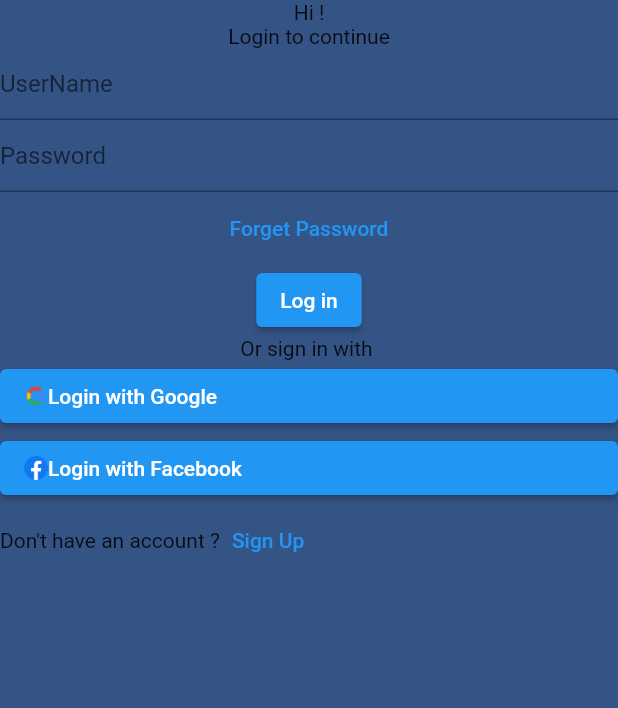
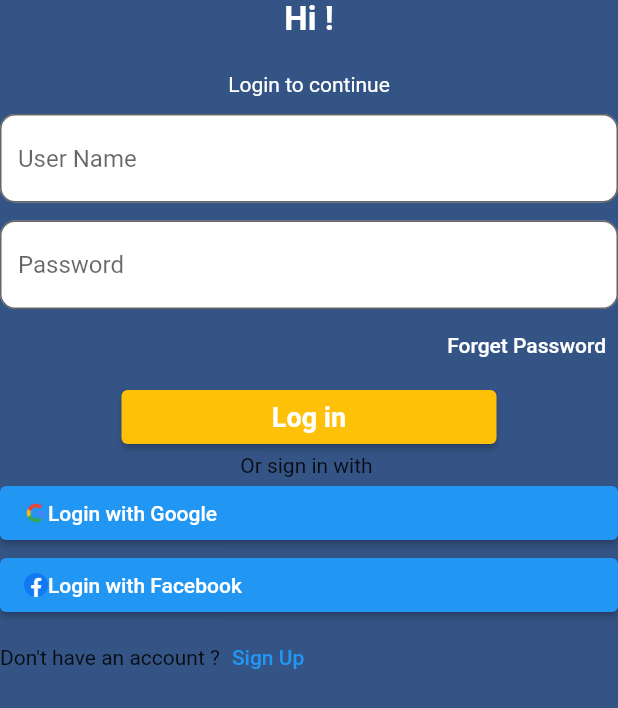
Before and after one commit to MaheelLakshan/social_media, a Flutter app: the screen it shows after launch, on a phone screen of 412 x 824 dp. Shown: the top 708 px of the screen. Run offline on Flutter 3.47's test engine with Material 2 defaults, Android fonts, the phone set to English and light mode, and no system bars.

Commit message:
input field and button styled in loggin page

```diff
--- /dev/null
+++ b/social_media/lib/login_page.dart
@@ -0,0 +1,125 @@
+import 'package:flutter/material.dart';
+
+class LoginPage extends StatelessWidget {
+  const LoginPage({super.key});
+
+  @override
+  Widget build(BuildContext context) {
+    return Scaffold(
+      backgroundColor: Color.fromARGB(255, 53, 84, 134),
+      body: Column(
+        children: [
+          const Text(
+            'Hi !',
+            style: TextStyle(
+              color: Colors.white,
+              fontSize: 22,
+              fontWeight: FontWeight.bold,
+            ),
+          ),
+          const SizedBox(
+            height: 22,
+          ),
+          const Text(
+            'Login to continue',
+            style: TextStyle(color: Colors.white),
+          ),
+          const SizedBox(
+            height: 12,
+          ),
+          const TextField(
+            decoration: InputDecoration(
+              hintText: 'User Name',
+              border: OutlineInputBorder(
+                  borderRadius: BorderRadius.all(Radius.circular(10))),
+              filled: true,
+              fillColor: Colors.white,
+            ),
+          ),
+          const SizedBox(
+            height: 12,
+          ),
+          const TextField(
+            decoration: InputDecoration(
+              hintText: 'Password',
+              border: OutlineInputBorder(
+                  borderRadius: BorderRadius.all(Radius.circular(10))),
+              filled: true,
+              fillColor: Colors.white,
+            ),
+          ),
+          Align(
+            alignment: Alignment.centerRight,
+            child: TextButton(
+                onPressed: () {
+                  // ignore: avoid_print
+                  print('Forget is Clicked');
+                },
+                style: TextButton.styleFrom(
+                  foregroundColor: Colors.white,
+                ),
+                child: const Text('Forget Password')),
+          ),
+          SizedBox(
+            width: 250,
+            child: ElevatedButton(
+                onPressed: () {
+                  // ignore: avoid_print
+                  print('Login is clicked');
+                },
+                style: ElevatedButton.styleFrom(
+                  backgroundColor: Colors.amber,
+                  foregroundColor: Colors.white,
+                ),
+                child: const Text(
+                  'Log in',
+                  style: TextStyle(
+                    fontSize: 18,
+                    fontWeight: FontWeight.bold,
+                  ),
+                )),
+          ),
+          const Text('Or sign in with '),
+          ElevatedButton(
+            onPressed: () {
+              // ignore: avoid_print
+              print('Google is clicked');
+            },
+            child: Row(
+              children: [
+                Image.asset(
+                  'asserts/images/google png.png',
+                  height: 16,
+                  width: 16,
+                ),
+                const Text('Login with Google')
+              ],
+            ),
+          ),
+          ElevatedButton(
+            onPressed: () {
+              // ignore: avoid_print
+              print('Facebook is clicked');
+            },
+            child: Row(
+              children: [
+                Image.asset(
+                  'asserts/images/facebook png.png',
+                  height: 16,
+                  width: 16,
+                ),
+                const Text('Login with Facebook')
+              ],
+            ),
+          ),
+          Row(
+            children: [
+              const Text("Don't have an account ?"),
+              TextButton(onPressed: () {}, child: const Text('Sign Up'))
+            ],
+          )
+        ],
+      ),
+    );
+  }
+}
--- a/social_media/lib/main.dart
+++ b/social_media/lib/main.dart
@@ -1,4 +1,5 @@
 import 'package:flutter/material.dart';
+import 'package:social_media/login_page.dart';
 
 void main() {
   runApp(const MyApp());
@@ -10,72 +11,7 @@ class MyApp extends StatelessWidget {
   @override
   Widget build(BuildContext context) {
     return MaterialApp(
-      home: Scaffold(
-        backgroundColor: Color.fromARGB(255, 53, 84, 134),
-        body: Column(
-          children: [
-            const Text('Hi !'),
-            const Text('Login to continue'),
-            const TextField(
-              decoration: InputDecoration(hintText: 'UserName'),
-            ),
-            const TextField(
-              decoration: InputDecoration(hintText: 'Password'),
-            ),
-            TextButton(
-                onPressed: () {
-                  // ignore: avoid_print
-                  print('Forget is Clicked');
-                },
-                child: const Text('Forget Password')),
-            ElevatedButton(
-                onPressed: () {
-                  // ignore: avoid_print
-                  print('Login is clicked');
-                },
-                child: const Text('Log in')),
-            const Text('Or sign in with '),
-            ElevatedButton(
-              onPressed: () {
-                // ignore: avoid_print
-                print('Google is clicked');
-              },
-              child: Row(
-                children: [
-                  Image.asset(
-                    'asserts/images/google png.png',
-                    height: 16,
-                    width: 16,
-                  ),
-                  const Text('Login with Google')
-                ],
-              ),
-            ),
-            ElevatedButton(
-              onPressed: () {
-                // ignore: avoid_print
-                print('Facebook is clicked');
-              },
-              child: Row(
-                children: [
-                  Image.asset(
-                    'asserts/images/facebook png.png',
-                    height: 16,
-                    width: 16,
-                  ),
-                  const Text('Login with Facebook')
-                ],
-              ),
-            ),
-            Row(
-              children: [
-                const Text("Don't have an account ?"),
-                TextButton(onPressed: () {}, child: const Text('Sign Up'))
-              ],
-            )
-          ],
-        ),
-      ),
+      home: LoginPage(),
     );
   }
 }
```
